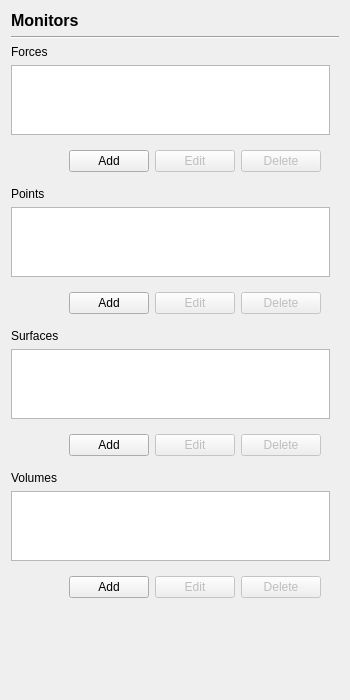
This is view/solution/monitors/monitors_page.ui in nextfoam/baram as Qt 5 draws it before an edit. The edited form follows.
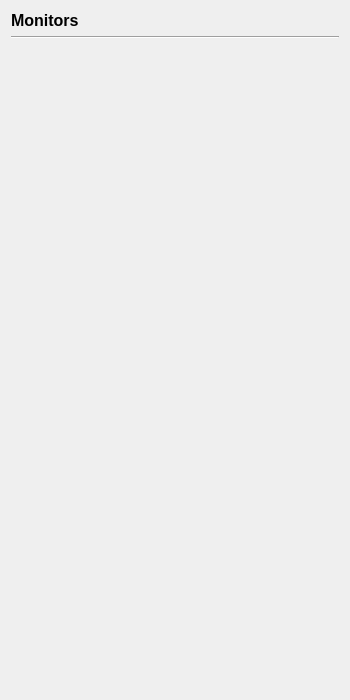
This is the edited form.

```diff
--- a/view/solution/monitors/monitors_page.ui
+++ b/view/solution/monitors/monitors_page.ui
@@ -54,293 +54,6 @@
         <height>645</height>
        </rect>
       </property>
-      <layout class="QVBoxLayout" name="verticalLayout_2">
-       <property name="leftMargin">
-        <number>0</number>
-       </property>
-       <property name="topMargin">
-        <number>0</number>
-       </property>
-       <property name="rightMargin">
-        <number>9</number>
-       </property>
-       <property name="bottomMargin">
-        <number>0</number>
-       </property>
-       <item>
-        <widget class="QLabel" name="label_2">
-         <property name="text">
-          <string>Forces</string>
-         </property>
-        </widget>
-       </item>
-       <item>
-        <widget class="QListWidget" name="forces"/>
-       </item>
-       <item>
-        <widget class="QWidget" name="widget" native="true">
-         <layout class="QHBoxLayout" name="horizontalLayout">
-          <item>
-           <spacer name="horizontalSpacer">
-            <property name="orientation">
-             <enum>Qt::Horizontal</enum>
-            </property>
-            <property name="sizeHint" stdset="0">
-             <size>
-              <width>59</width>
-              <height>20</height>
-             </size>
-            </property>
-           </spacer>
-          </item>
-          <item>
-           <widget class="QPushButton" name="forceAdd">
-            <property name="text">
-             <string>Add</string>
-            </property>
-            <attribute name="buttonGroup">
-             <string notr="true">forceButtons</string>
-            </attribute>
-           </widget>
-          </item>
-          <item>
-           <widget class="QPushButton" name="forceEdit">
-            <property name="enabled">
-             <bool>false</bool>
-            </property>
-            <property name="text">
-             <string>Edit</string>
-            </property>
-            <attribute name="buttonGroup">
-             <string notr="true">forceButtons</string>
-            </attribute>
-           </widget>
-          </item>
-          <item>
-           <widget class="QPushButton" name="forceDelete">
-            <property name="enabled">
-             <bool>false</bool>
-            </property>
-            <property name="text">
-             <string>Delete</string>
-            </property>
-            <attribute name="buttonGroup">
-             <string notr="true">forceButtons</string>
-            </attribute>
-           </widget>
-          </item>
-         </layout>
-        </widget>
-       </item>
-       <item>
-        <widget class="QLabel" name="label_3">
-         <property name="text">
-          <string>Points</string>
-         </property>
-        </widget>
-       </item>
-       <item>
-        <widget class="QListWidget" name="points"/>
-       </item>
-       <item>
-        <widget class="QWidget" name="widget_2" native="true">
-         <layout class="QHBoxLayout" name="horizontalLayout_3">
-          <item>
-           <spacer name="horizontalSpacer_3">
-            <property name="orientation">
-             <enum>Qt::Horizontal</enum>
-            </property>
-            <property name="sizeHint" stdset="0">
-             <size>
-              <width>40</width>
-              <height>20</height>
-             </size>
-            </property>
-           </spacer>
-          </item>
-          <item>
-           <widget class="QPushButton" name="pointAdd">
-            <property name="text">
-             <string>Add</string>
-            </property>
-            <attribute name="buttonGroup">
-             <string notr="true">pointButtons</string>
-            </attribute>
-           </widget>
-          </item>
-          <item>
-           <widget class="QPushButton" name="pointEdit">
-            <property name="enabled">
-             <bool>false</bool>
-            </property>
-            <property name="text">
-             <string>Edit</string>
-            </property>
-            <attribute name="buttonGroup">
-             <string notr="true">pointButtons</string>
-            </attribute>
-           </widget>
-          </item>
-          <item>
-           <widget class="QPushButton" name="pointDelete">
-            <property name="enabled">
-             <bool>false</bool>
-            </property>
-            <property name="text">
-             <string>Delete</string>
-            </property>
-            <attribute name="buttonGroup">
-             <string notr="true">pointButtons</string>
-            </attribute>
-           </widget>
-          </item>
-         </layout>
-        </widget>
-       </item>
-       <item>
-        <widget class="QLabel" name="label_4">
-         <property name="text">
-          <string>Surfaces</string>
-         </property>
-        </widget>
-       </item>
-       <item>
-        <widget class="QListWidget" name="surfaces"/>
-       </item>
-       <item>
-        <widget class="QWidget" name="widget_3" native="true">
-         <layout class="QHBoxLayout" name="horizontalLayout_4">
-          <item>
-           <spacer name="horizontalSpacer_4">
-            <property name="orientation">
-             <enum>Qt::Horizontal</enum>
-            </property>
-            <property name="sizeHint" stdset="0">
-             <size>
-              <width>40</width>
-              <height>20</height>
-             </size>
-            </property>
-           </spacer>
-          </item>
-          <item>
-           <widget class="QPushButton" name="surfaceAdd">
-            <property name="text">
-             <string>Add</string>
-            </property>
-            <attribute name="buttonGroup">
-             <string notr="true">surfaceButtons</string>
-            </attribute>
-           </widget>
-          </item>
-          <item>
-           <widget class="QPushButton" name="surfaceEdit">
-            <property name="enabled">
-             <bool>false</bool>
-            </property>
-            <property name="text">
-             <string>Edit</string>
-            </property>
-            <attribute name="buttonGroup">
-             <string notr="true">surfaceButtons</string>
-            </attribute>
-           </widget>
-          </item>
-          <item>
-           <widget class="QPushButton" name="surfaceDelete">
-            <property name="enabled">
-             <bool>false</bool>
-            </property>
-            <property name="text">
-             <string>Delete</string>
-            </property>
-            <attribute name="buttonGroup">
-             <string notr="true">surfaceButtons</string>
-            </attribute>
-           </widget>
-          </item>
-         </layout>
-        </widget>
-       </item>
-       <item>
-        <widget class="QLabel" name="label_5">
-         <property name="text">
-          <string>Volumes</string>
-         </property>
-        </widget>
-       </item>
-       <item>
-        <widget class="QListWidget" name="volumes"/>
-       </item>
-       <item>
-        <widget class="QWidget" name="widget_4" native="true">
-         <layout class="QHBoxLayout" name="horizontalLayout_5">
-          <item>
-           <spacer name="horizontalSpacer_5">
-            <property name="orientation">
-             <enum>Qt::Horizontal</enum>
-            </property>
-            <property name="sizeHint" stdset="0">
-             <size>
-              <width>40</width>
-              <height>20</height>
-             </size>
-            </property>
-           </spacer>
-          </item>
-          <item>
-           <widget class="QPushButton" name="volumeAdd">
-            <property name="text">
-             <string>Add</string>
-            </property>
-            <attribute name="buttonGroup">
-             <string notr="true">volumeButtons</string>
-            </attribute>
-           </widget>
-          </item>
-          <item>
-           <widget class="QPushButton" name="volumeEdit">
-            <property name="enabled">
-             <bool>false</bool>
-            </property>
-            <property name="text">
-             <string>Edit</string>
-            </property>
-            <attribute name="buttonGroup">
-             <string notr="true">volumeButtons</string>
-            </attribute>
-           </widget>
-          </item>
-          <item>
-           <widget class="QPushButton" name="volumeDelete">
-            <property name="enabled">
-             <bool>false</bool>
-            </property>
-            <property name="text">
-             <string>Delete</string>
-            </property>
-            <attribute name="buttonGroup">
-             <string notr="true">volumeButtons</string>
-            </attribute>
-           </widget>
-          </item>
-         </layout>
-        </widget>
-       </item>
-       <item>
-        <spacer name="verticalSpacer">
-         <property name="orientation">
-          <enum>Qt::Vertical</enum>
-         </property>
-         <property name="sizeHint" stdset="0">
-          <size>
-           <width>20</width>
-           <height>351</height>
-          </size>
-         </property>
-        </spacer>
-       </item>
-      </layout>
      </widget>
     </widget>
    </item>
```
Left out of the diff: 6 changed lines with no effect on the pictures.
